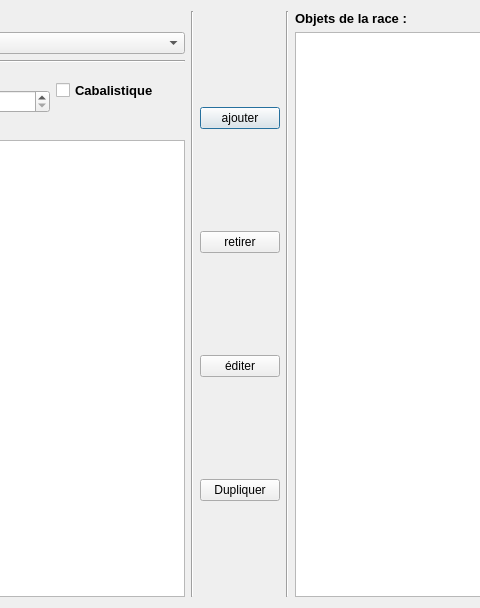
The window that warhole/magicalobjectwindow.ui (kaosphere/Warhole) describes before a commit, drawn with Qt 5; both pictures show x 224 to 704 and y 0 to 608 of the 927 by 608 pixel window.
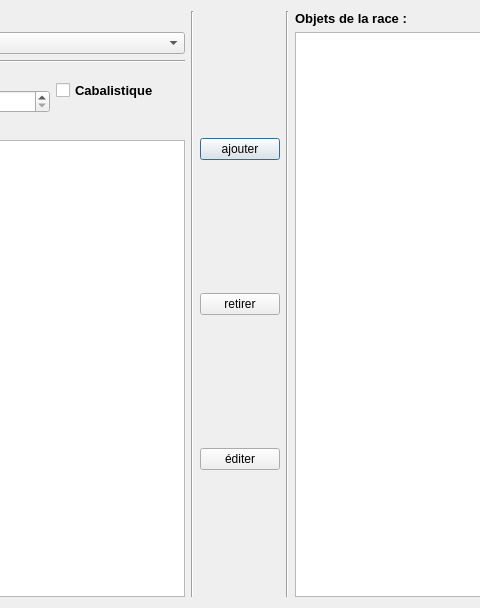
The same window after the commit.

Commit message: Magical object management working properly.

The edit to the form file:
```diff
--- a/warhole/magicalobjectwindow.ui
+++ b/warhole/magicalobjectwindow.ui
@@ -256,16 +256,6 @@
        </property>
       </widget>
      </item>
-     <item>
-      <widget class="QPushButton" name="duplicateButton">
-       <property name="toolTip">
-        <string>Permet de dupliquer le régiment sélectionné dans l'armée.</string>
-       </property>
-       <property name="text">
-        <string>Dupliquer</string>
-       </property>
-      </widget>
-     </item>
     </layout>
    </item>
    <item>
```
The commit also changes 2 other files.
